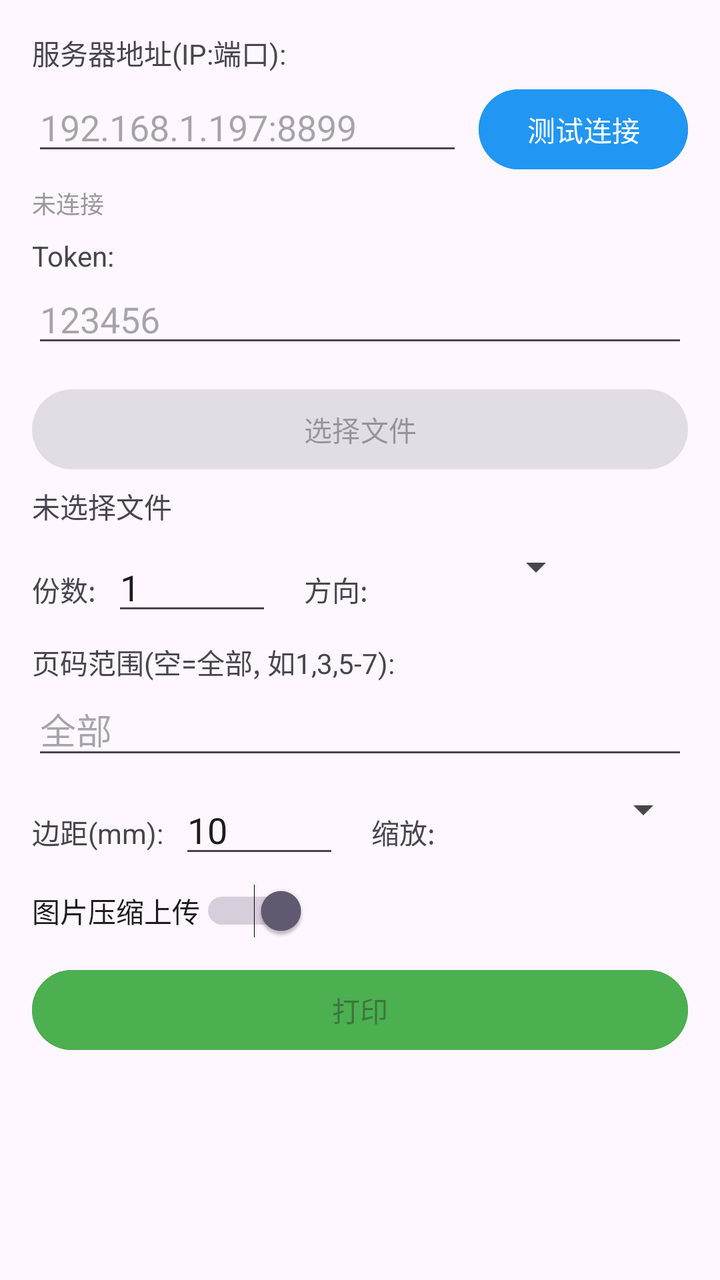
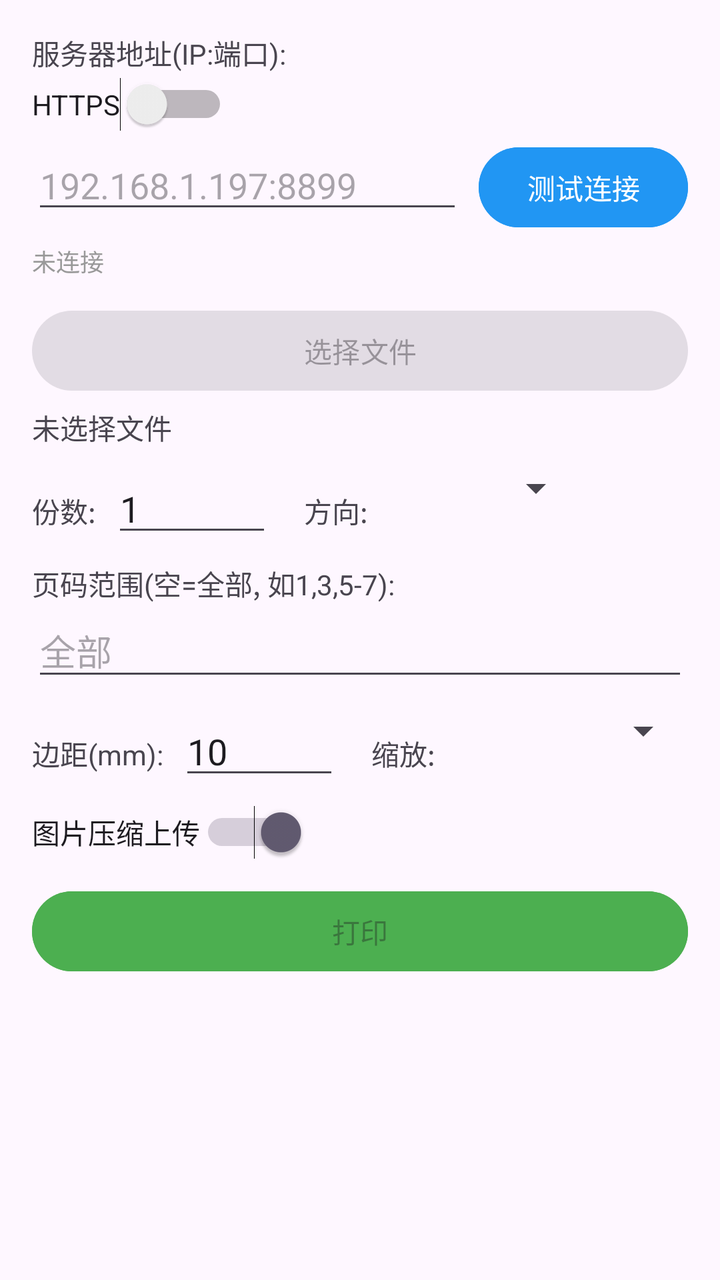

An Android layout rendered at two revisions. The XML below is the earlier revision; the diff shows what the commit changed to produce the second picture.
<!-- AndroidManifest.xml: application theme Theme.Material3.DayNight -->
<!-- res/layout/activity_main.xml -->
<?xml version="1.0" encoding="utf-8"?>
<ScrollView xmlns:android="http://schemas.android.com/apk/res/android"
    android:layout_width="match_parent" android:layout_height="match_parent"
    android:padding="16dp">
    <LinearLayout android:layout_width="match_parent" android:layout_height="wrap_content"
        android:orientation="vertical">

        <TextView android:layout_width="wrap_content" android:layout_height="wrap_content"
            android:text="服务器地址(IP:端口):" android:textSize="14sp"/>
        <LinearLayout android:layout_width="match_parent" android:layout_height="wrap_content"
            android:orientation="horizontal" android:layout_marginTop="4dp">
            <EditText android:id="@+id/etServerAddr" android:layout_width="0dp"
                android:layout_height="wrap_content" android:layout_weight="1"
                android:hint="192.168.1.197:8899" android:inputType="text"/>
            <Button android:id="@+id/btnTestConn" android:layout_width="wrap_content"
                android:layout_height="wrap_content" android:text="测试连接"
                android:layout_marginStart="8dp" android:backgroundTint="#2196F3"/>
        </LinearLayout>
        <TextView android:id="@+id/tvConnStatus" android:layout_width="wrap_content"
            android:layout_height="wrap_content" android:text="未连接" android:textSize="12sp"
            android:textColor="#999" android:layout_marginTop="4dp"/>

        <TextView android:layout_width="wrap_content" android:layout_height="wrap_content"
            android:text="Token:" android:textSize="14sp" android:layout_marginTop="8dp"/>
        <EditText android:id="@+id/etToken" android:layout_width="match_parent"
            android:layout_height="wrap_content" android:hint="123456" android:inputType="text"/>

        <Button android:id="@+id/btnSelectFile" android:layout_width="match_parent"
            android:layout_height="wrap_content" android:text="选择文件" android:layout_marginTop="12dp"
            android:enabled="false"/>
        <TextView android:id="@+id/tvFileName" android:layout_width="wrap_content"
            android:layout_height="wrap_content" android:text="未选择文件" android:layout_marginTop="4dp"/>

        <LinearLayout android:layout_width="match_parent" android:layout_height="wrap_content"
            android:orientation="horizontal" android:layout_marginTop="8dp">
            <TextView android:layout_width="wrap_content" android:layout_height="wrap_content"
                android:text="份数:" android:layout_marginEnd="8dp"/>
            <EditText android:id="@+id/etCopies" android:layout_width="80dp"
                android:layout_height="wrap_content" android:text="1" android:inputType="number"/>
            <TextView android:layout_width="wrap_content" android:layout_height="wrap_content"
                android:text="方向:" android:layout_marginStart="16dp" android:layout_marginEnd="8dp"/>
            <Spinner android:id="@+id/spOrientation" android:layout_width="100dp"
                android:layout_height="wrap_content"/>
        </LinearLayout>

        <TextView android:layout_width="wrap_content" android:layout_height="wrap_content"
            android:text="页码范围(空=全部, 如1,3,5-7):" android:layout_marginTop="8dp"/>
        <EditText android:id="@+id/etPageRange" android:layout_width="match_parent"
            android:layout_height="wrap_content" android:hint="全部" android:inputType="text"/>

        <LinearLayout android:layout_width="match_parent" android:layout_height="wrap_content"
            android:orientation="horizontal" android:layout_marginTop="8dp">
            <TextView android:layout_width="wrap_content" android:layout_height="wrap_content"
                android:text="边距(mm):" android:layout_marginEnd="8dp"/>
            <EditText android:id="@+id/etMargin" android:layout_width="80dp"
                android:layout_height="wrap_content" android:text="10" android:inputType="number"/>
            <TextView android:layout_width="wrap_content" android:layout_height="wrap_content"
                android:text="缩放:" android:layout_marginStart="16dp" android:layout_marginEnd="8dp"/>
            <Spinner android:id="@+id/spScaleMode" android:layout_width="120dp"
                android:layout_height="wrap_content"/>
        </LinearLayout>

        <Switch android:id="@+id/swCompress" android:layout_width="wrap_content"
            android:layout_height="wrap_content" android:text="图片压缩上传"
            android:checked="true" android:layout_marginTop="8dp"/>

        <Button android:id="@+id/btnPrint" android:layout_width="match_parent"
            android:layout_height="wrap_content" android:text="打印"
            android:layout_marginTop="12dp" android:backgroundTint="#4CAF50"
            android:enabled="false"/>

        <TextView android:id="@+id/tvStatus" android:layout_width="wrap_content"
            android:layout_height="wrap_content" android:text="" android:layout_marginTop="8dp"
            android:textSize="14sp"/>
    </LinearLayout>
</ScrollView>
<!-- resources referenced by this layout -->
<resources>

</resources>

<!-- the commit's change to res/layout/activity_main.xml (unified diff, before → after) -->
@@ -7,6 +7,9 @@
 
         <TextView android:layout_width="wrap_content" android:layout_height="wrap_content"
             android:text="服务器地址(IP:端口):" android:textSize="14sp"/>
+        <Switch android:id="@+id/swHttps" android:layout_width="wrap_content"
+            android:layout_height="wrap_content" android:text="HTTPS"
+            android:layout_marginTop="2dp"/>
         <LinearLayout android:layout_width="match_parent" android:layout_height="wrap_content"
             android:orientation="horizontal" android:layout_marginTop="4dp">
             <EditText android:id="@+id/etServerAddr" android:layout_width="0dp"
@@ -19,11 +22,6 @@
         <TextView android:id="@+id/tvConnStatus" android:layout_width="wrap_content"
             android:layout_height="wrap_content" android:text="未连接" android:textSize="12sp"
             android:textColor="#999" android:layout_marginTop="4dp"/>
-
-        <TextView android:layout_width="wrap_content" android:layout_height="wrap_content"
-            android:text="Token:" android:textSize="14sp" android:layout_marginTop="8dp"/>
-        <EditText android:id="@+id/etToken" android:layout_width="match_parent"
-            android:layout_height="wrap_content" android:hint="123456" android:inputType="text"/>
 
         <Button android:id="@+id/btnSelectFile" android:layout_width="match_parent"
             android:layout_height="wrap_content" android:text="选择文件" android:layout_marginTop="12dp"
